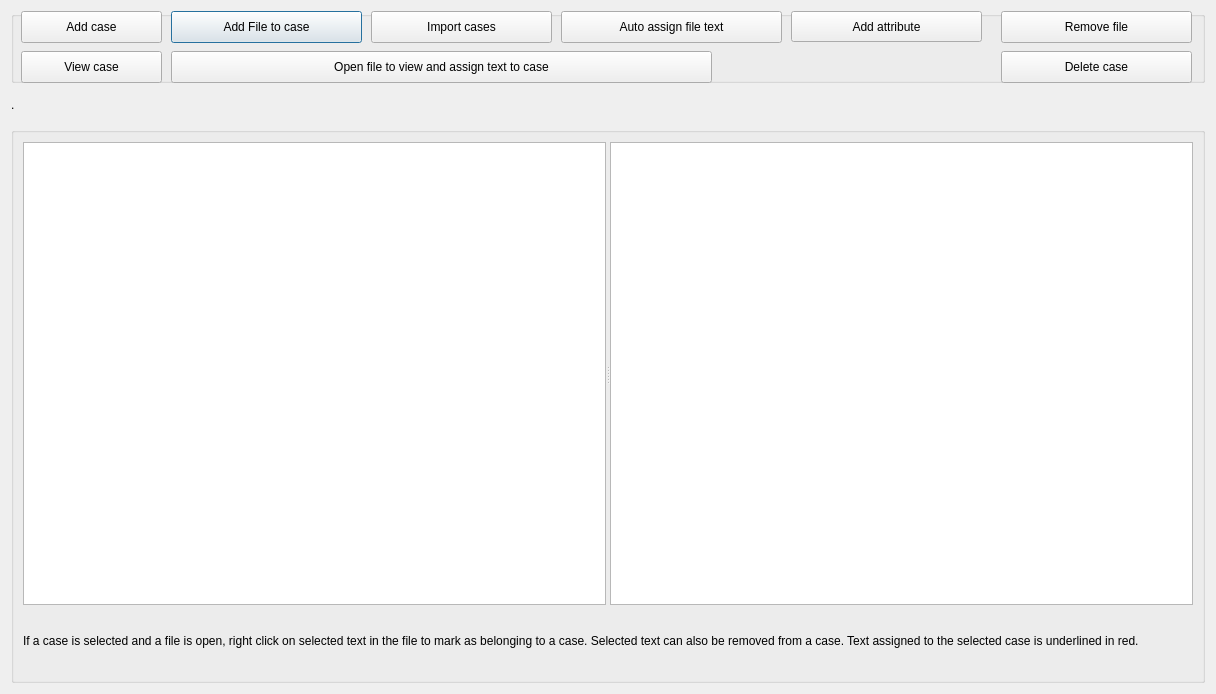
The window that GUI_UIs/ui_dialog_cases.ui (ccbogel/QualCoder) describes before a commit, drawn with Qt 5.
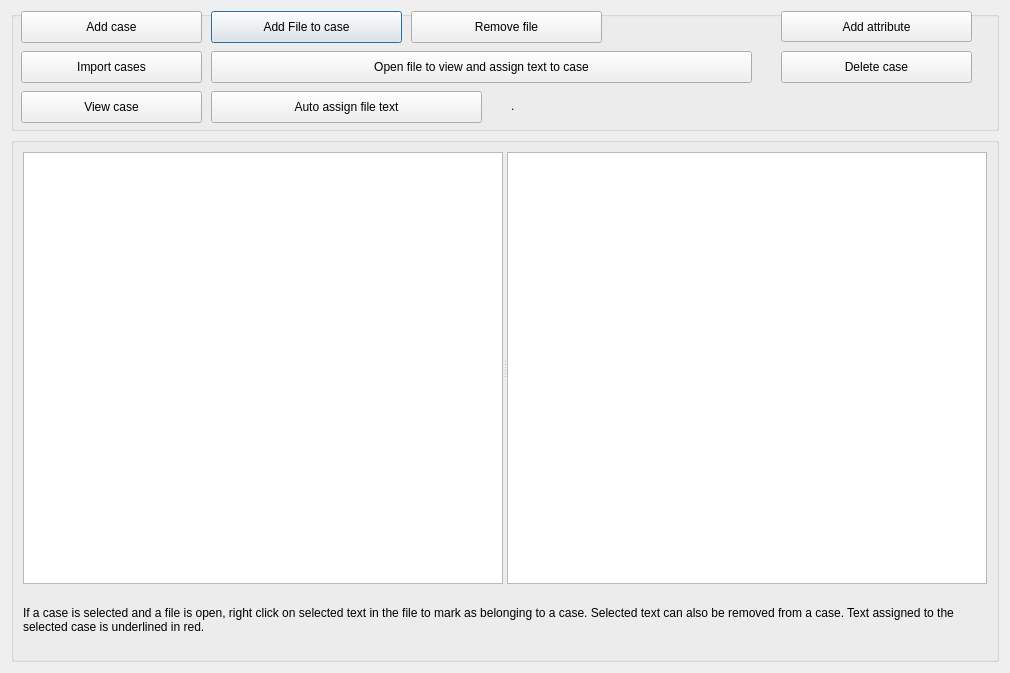
The same window after the commit.

```diff
--- a/GUI_UIs/ui_dialog_cases.ui
+++ b/GUI_UIs/ui_dialog_cases.ui
@@ -6,76 +6,14 @@
    <rect>
     <x>0</x>
     <y>0</y>
-    <width>1216</width>
-    <height>694</height>
+    <width>1010</width>
+    <height>673</height>
    </rect>
   </property>
   <property name="windowTitle">
    <string>Cases</string>
   </property>
   <layout class="QGridLayout" name="gridLayout">
-   <item row="2" column="1">
-    <widget class="QGroupBox" name="groupBox_2">
-     <property name="title">
-      <string/>
-     </property>
-     <layout class="QGridLayout" name="gridLayout_2">
-      <item row="2" column="0">
-       <widget class="QLabel" name="label">
-        <property name="minimumSize">
-         <size>
-          <width>0</width>
-          <height>20</height>
-         </size>
-        </property>
-        <property name="maximumSize">
-         <size>
-          <width>16777215</width>
-          <height>60</height>
-         </size>
-        </property>
-        <property name="text">
-         <string>If a case is selected and a file is open, right click on selected text in the file to mark as belonging to a case. Selected text can also be removed from a case. Text assigned to the selected case is underlined in red.</string>
-        </property>
-        <property name="wordWrap">
-         <bool>true</bool>
-        </property>
-       </widget>
-      </item>
-      <item row="0" column="0">
-       <widget class="QSplitter" name="splitter">
-        <property name="orientation">
-         <enum>Qt::Horizontal</enum>
-        </property>
-        <widget class="QTableWidget" name="tableWidget"/>
-        <widget class="QTextBrowser" name="textBrowser"/>
-       </widget>
-      </item>
-     </layout>
-    </widget>
-   </item>
-   <item row="1" column="1">
-    <widget class="QLabel" name="label_filename">
-     <property name="minimumSize">
-      <size>
-       <width>0</width>
-       <height>32</height>
-      </size>
-     </property>
-     <property name="maximumSize">
-      <size>
-       <width>16777215</width>
-       <height>32</height>
-      </size>
-     </property>
-     <property name="text">
-      <string>.</string>
-     </property>
-     <property name="wordWrap">
-      <bool>true</bool>
-     </property>
-    </widget>
-   </item>
    <item row="0" column="1">
     <widget class="QGroupBox" name="groupBox">
      <property name="sizePolicy">
@@ -87,13 +25,13 @@
      <property name="minimumSize">
       <size>
        <width>0</width>
-       <height>72</height>
+       <height>120</height>
       </size>
      </property>
      <property name="maximumSize">
       <size>
        <width>16777215</width>
-       <height>72</height>
+       <height>120</height>
       </size>
      </property>
      <property name="title">
@@ -102,7 +40,7 @@
      <widget class="QPushButton" name="pushButton_addfiles">
       <property name="geometry">
        <rect>
-        <x>160</x>
+        <x>200</x>
         <y>0</y>
         <width>191</width>
         <height>32</height>
@@ -115,9 +53,9 @@
      <widget class="QPushButton" name="pushButton_autoassign">
       <property name="geometry">
        <rect>
-        <x>550</x>
-        <y>0</y>
-        <width>221</width>
+        <x>200</x>
+        <y>80</y>
+        <width>271</width>
         <height>32</height>
        </rect>
       </property>
@@ -131,7 +69,7 @@
      <widget class="QPushButton" name="pushButton_openfile">
       <property name="geometry">
        <rect>
-        <x>160</x>
+        <x>200</x>
         <y>40</y>
         <width>541</width>
         <height>32</height>
@@ -145,8 +83,8 @@
       <property name="geometry">
        <rect>
         <x>10</x>
-        <y>40</y>
-        <width>141</width>
+        <y>80</y>
+        <width>181</width>
         <height>32</height>
        </rect>
       </property>
@@ -162,7 +100,7 @@
        <rect>
         <x>10</x>
         <y>0</y>
-        <width>141</width>
+        <width>181</width>
         <height>32</height>
        </rect>
       </property>
@@ -173,7 +111,7 @@
      <widget class="QPushButton" name="pushButton_delete">
       <property name="geometry">
        <rect>
-        <x>990</x>
+        <x>770</x>
         <y>40</y>
         <width>191</width>
         <height>32</height>
@@ -186,8 +124,8 @@
      <widget class="QPushButton" name="pushButton_import_cases">
       <property name="geometry">
        <rect>
-        <x>360</x>
-        <y>0</y>
+        <x>10</x>
+        <y>40</y>
         <width>181</width>
         <height>32</height>
        </rect>
@@ -202,7 +140,7 @@
      <widget class="QPushButton" name="pushButton_add_attribute">
       <property name="geometry">
        <rect>
-        <x>780</x>
+        <x>770</x>
         <y>0</y>
         <width>191</width>
         <height>31</height>
@@ -215,7 +153,7 @@
      <widget class="QPushButton" name="pushButton_remove_file">
       <property name="geometry">
        <rect>
-        <x>990</x>
+        <x>400</x>
         <y>0</y>
         <width>191</width>
         <height>32</height>
@@ -225,6 +163,74 @@
        <string>Remove file</string>
       </property>
      </widget>
+     <widget class="QLabel" name="label_filename">
+      <property name="geometry">
+       <rect>
+        <x>500</x>
+        <y>80</y>
+        <width>491</width>
+        <height>30</height>
+       </rect>
+      </property>
+      <property name="minimumSize">
+       <size>
+        <width>0</width>
+        <height>30</height>
+       </size>
+      </property>
+      <property name="maximumSize">
+       <size>
+        <width>16777215</width>
+        <height>30</height>
+       </size>
+      </property>
+      <property name="text">
+       <string>.</string>
+      </property>
+      <property name="wordWrap">
+       <bool>true</bool>
+      </property>
+     </widget>
+    </widget>
+   </item>
+   <item row="1" column="1">
+    <widget class="QGroupBox" name="groupBox_2">
+     <property name="title">
+      <string/>
+     </property>
+     <layout class="QGridLayout" name="gridLayout_2">
+      <item row="2" column="0">
+       <widget class="QLabel" name="label">
+        <property name="minimumSize">
+         <size>
+          <width>0</width>
+          <height>20</height>
+         </size>
+        </property>
+        <property name="maximumSize">
+         <size>
+          <width>16777215</width>
+          <height>60</height>
+         </size>
+        </property>
+        <property name="text">
+         <string>If a case is selected and a file is open, right click on selected text in the file to mark as belonging to a case. Selected text can also be removed from a case. Text assigned to the selected case is underlined in red.</string>
+        </property>
+        <property name="wordWrap">
+         <bool>true</bool>
+        </property>
+       </widget>
+      </item>
+      <item row="1" column="0">
+       <widget class="QSplitter" name="splitter">
+        <property name="orientation">
+         <enum>Qt::Horizontal</enum>
+        </property>
+        <widget class="QTableWidget" name="tableWidget"/>
+        <widget class="QTextBrowser" name="textBrowser"/>
+       </widget>
+      </item>
+     </layout>
     </widget>
    </item>
   </layout>
```
Left out of the diff: 13 changed lines with no effect on the pictures.
